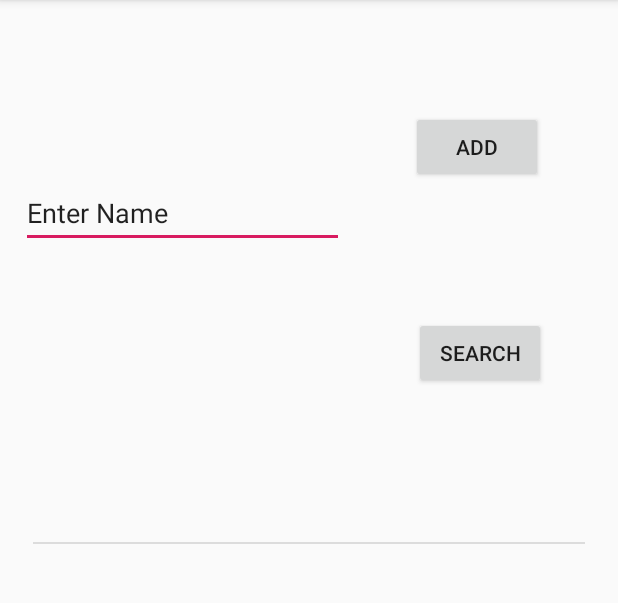
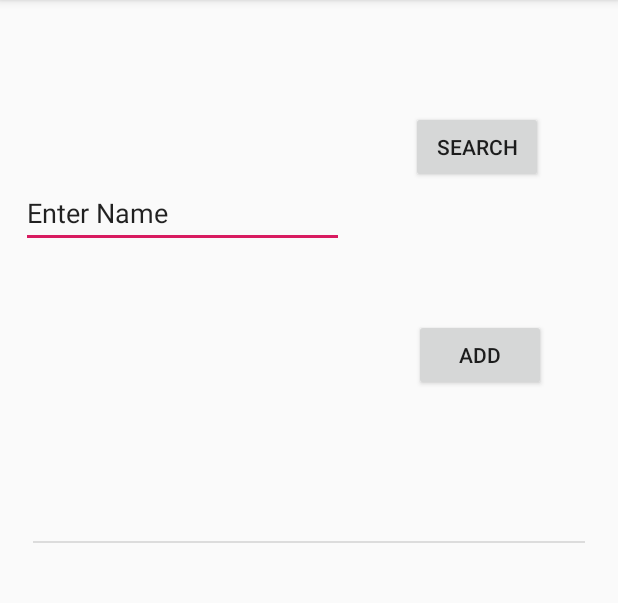
Before and after one commit to MiguelPelMedina/prEmpotrados, an Android app: the screen it shows after launch (MainActivity), on a phone screen of 412 x 824 dp, the part 84-687 px from its top. Run offline under Robolectric (Android 15) with nearby library versions, the phone set to English and light mode, and no system bars.

Commit message:
Segundo Commit

```diff
--- a/app/src/main/AndroidManifest.xml
+++ b/app/src/main/AndroidManifest.xml
@@ -16,6 +16,7 @@
                 <category android:name="android.intent.category.LAUNCHER" />
             </intent-filter>
         </activity>
+        <activity android:name=".AddContactActivy"></activity>
     </application>
 
 </manifest>
--- a/app/src/main/java/com/example/miguelpelmedina/prempotrados/MainActivity.java
+++ b/app/src/main/java/com/example/miguelpelmedina/prempotrados/MainActivity.java
@@ -1,5 +1,6 @@
 package com.example.miguelpelmedina.prempotrados;
 
+import android.content.Intent;
 import android.support.v7.app.AppCompatActivity;
 import android.os.Bundle;
 import android.widget.EditText;
@@ -33,5 +34,7 @@ public class MainActivity extends AppCompatActivity {
     }
 
     private void AddContact() {
+        Intent intent = new Intent(this, AddContactActivy.class);
+        startActivity(intent);
     }
 }
--- a/app/src/main/res/layout/activity_main.xml
+++ b/app/src/main/res/layout/activity_main.xml
@@ -36,7 +36,7 @@
         android:layout_marginRight="48dp"
         android:layout_marginBottom="16dp"
         android:onClick="onClick"
-        android:text="@string/AddButton"
+        android:text="@string/SearchButton"
         app:layout_constraintBottom_toTopOf="@+id/Add_btn"
         app:layout_constraintEnd_toEndOf="parent"
         app:layout_constraintStart_toEndOf="@+id/InputPrinc"
@@ -51,9 +51,9 @@
         android:layout_marginTop="16dp"
         android:layout_marginEnd="48dp"
         android:layout_marginRight="48dp"
-        android:layout_marginBottom="26dp"
+        android:layout_marginBottom="24dp"
         android:onClick="onClick"
-        android:text="@string/SearchButton"
+        android:text="@string/AddButton"
         app:layout_constraintBottom_toTopOf="@+id/divider"
         app:layout_constraintEnd_toEndOf="parent"
         app:layout_constraintHorizontal_bias="1.0"
```
Also changed, not shown: app/src/main/java/com/example/miguelpelmedina/prempotrados/AddContactActivy.java (added, +13 -0 lines), app/src/main/res/layout/activity_add_contact_activy.xml (added, +9 -0 lines), 1 other file.
